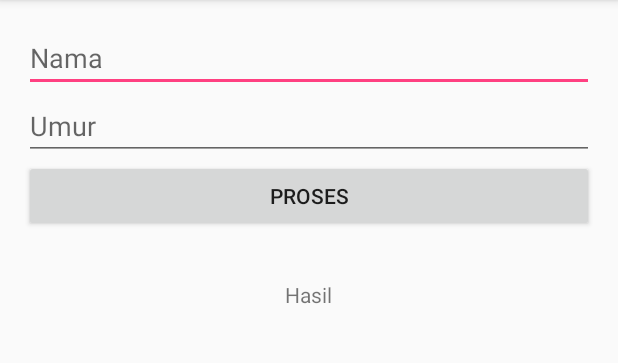
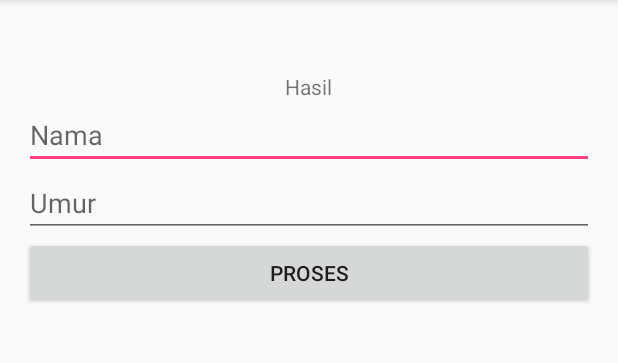
Before and after one commit to Luviana/Fragment1, an Android app: the screen it shows after launch (MainActivity), on a phone screen of 412 x 824 dp, the part 84-447 px from its top. Run offline under Robolectric (Android 15) with nearby library versions, the phone set to English and light mode, and no system bars.

```diff
--- a/app/src/main/res/layout/activity_main.xml
+++ b/app/src/main/res/layout/activity_main.xml
@@ -15,15 +15,15 @@
     <fragment
         android:layout_width="match_parent"
         android:layout_height="wrap_content"
+        android:name="id.sch.smktelkom_mlg.learn.fragment1.OutputFragment"
+        android:id="@+id/fragmentOutput"
+        tools:layout="@layout/fragment_output" />
+
+    <fragment
+        android:layout_width="match_parent"
+        android:layout_height="wrap_content"
         android:name="id.sch.smktelkom_mlg.learn.fragment1.InputFragment"
         android:id="@+id/fragmentInput"
         tools:layout="@layout/fragment_input" />
 
-    <fragment
-        android:layout_width="match_parent"
-        android:layout_height="wrap_content"
-        android:name="id.sch.smktelkom_mlg.learn.fragment1.OutputFragment"
-        android:id="@+id/fragmentOutput"
-        tools:layout="@layout/fragment_output" />
-
 </LinearLayout>
```
